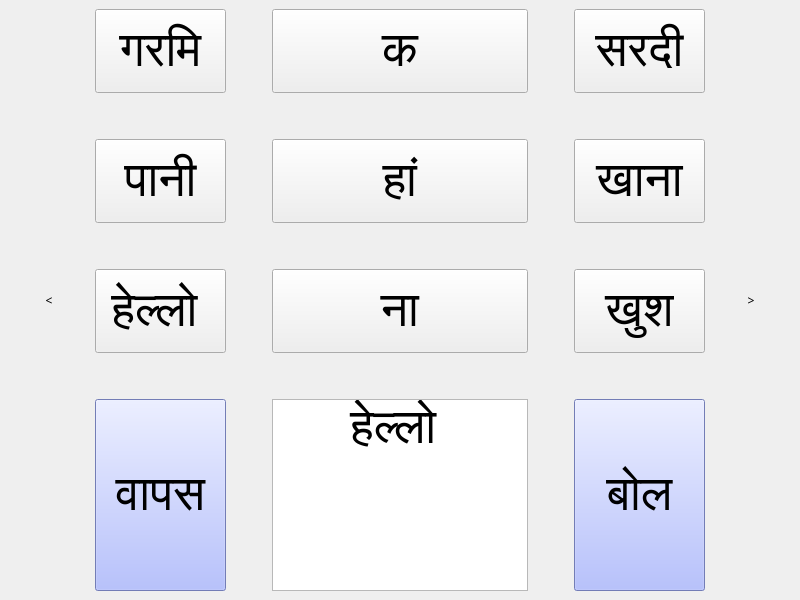
Before: the Qt Designer form boliLayout.ui in ccluri/Boli, drawn with Qt 5.
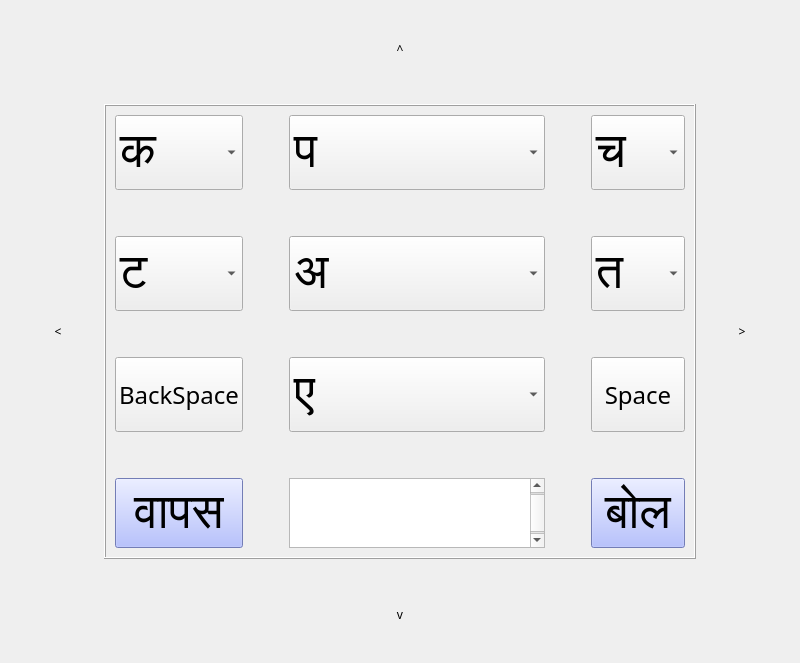
After: the same form once the commit is applied. The open tabs and pages were chosen to show the change.

Commit message: added pages-4 in all, top and bottom navigate button

```diff
--- a/boliLayout.ui
+++ b/boliLayout.ui
@@ -22,6 +22,31 @@
    <locale language="Hindi" country="India"/>
   </property>
   <widget class="QWidget" name="centralwidget">
+   <layout class="QVBoxLayout" name="verticalLayout">
+    <item>
+     <widget class="QPushButton" name="topPagePushButton">
+      <property name="sizePolicy">
+       <sizepolicy hsizetype="Expanding" vsizetype="Fixed">
+        <horstretch>0</horstretch>
+        <verstretch>0</verstretch>
+       </sizepolicy>
+      </property>
+      <property name="minimumSize">
+       <size>
+        <width>0</width>
+        <height>80</height>
+       </size>
+      </property>
+      <property name="text">
+       <string>^</string>
+      </property>
+      <property name="flat">
+       <bool>true</bool>
+      </property>
+     </widget>
+    </item>
+    <item>
+     <widget class="QWidget" name="widget" native="true">
    <layout class="QHBoxLayout" name="horizontalLayout">
     <item>
      <widget class="QPushButton" name="pushButton">
@@ -46,6 +71,25 @@
      </widget>
     </item>
     <item>
+        <widget class="QStackedWidget" name="stackedWidget">
+         <property name="frameShape">
+          <enum>QFrame::Box</enum>
+         </property>
+         <property name="frameShadow">
+          <enum>QFrame::Raised</enum>
+         </property>
+         <property name="currentIndex">
+          <number>0</number>
+         </property>
+         <widget class="QWidget" name="page">
+          <property name="sizePolicy">
+           <sizepolicy hsizetype="Preferred" vsizetype="Preferred">
+            <horstretch>0</horstretch>
+            <verstretch>0</verstretch>
+           </sizepolicy>
+          </property>
+          <layout class="QHBoxLayout" name="horizontalLayout_2">
+           <item>
      <layout class="QGridLayout" name="gridLayout">
       <item row="6" column="3">
        <widget class="QTextEdit" name="outputTextEdit">
@@ -362,8 +406,449 @@
       </item>
      </layout>
     </item>
+          </layout>
+         </widget>
+         <widget class="QWidget" name="page_2">
+          <layout class="QHBoxLayout" name="horizontalLayout_3">
     <item>
-     <widget class="QPushButton" name="pushButton_2">
+            <layout class="QGridLayout" name="gridLayout_2">
+             <item row="2" column="5">
+              <widget class="QComboBox" name="tha_ComboBox">
+               <property name="font">
+                <font>
+                 <pointsize>36</pointsize>
+                </font>
+               </property>
+               <item>
+                <property name="text">
+                 <string>त</string>
+                </property>
+               </item>
+               <item>
+                <property name="text">
+                 <string>थ</string>
+                </property>
+               </item>
+               <item>
+                <property name="text">
+                 <string>द</string>
+                </property>
+               </item>
+               <item>
+                <property name="text">
+                 <string>ध</string>
+                </property>
+               </item>
+               <item>
+                <property name="text">
+                 <string>न</string>
+                </property>
+               </item>
+              </widget>
+             </item>
+             <item row="3" column="1">
+              <spacer name="verticalSpacer_6">
+               <property name="orientation">
+                <enum>Qt::Vertical</enum>
+               </property>
+               <property name="sizeType">
+                <enum>QSizePolicy::Fixed</enum>
+               </property>
+               <property name="sizeHint" stdset="0">
+                <size>
+                 <width>20</width>
+                 <height>40</height>
+                </size>
+               </property>
+              </spacer>
+             </item>
+             <item row="7" column="1">
+              <widget class="QPushButton" name="cancelPushButton_2">
+               <property name="sizePolicy">
+                <sizepolicy hsizetype="Minimum" vsizetype="Expanding">
+                 <horstretch>0</horstretch>
+                 <verstretch>0</verstretch>
+                </sizepolicy>
+               </property>
+               <property name="font">
+                <font>
+                 <family>Lohit Hindi</family>
+                 <pointsize>36</pointsize>
+                </font>
+               </property>
+               <property name="styleSheet">
+                <string notr="true">background-color: rgb(161, 175, 255);</string>
+               </property>
+               <property name="text">
+                <string>वापस</string>
+               </property>
+              </widget>
+             </item>
+             <item row="7" column="5">
+              <widget class="QPushButton" name="sayPushButton_2">
+               <property name="sizePolicy">
+                <sizepolicy hsizetype="Minimum" vsizetype="Expanding">
+                 <horstretch>0</horstretch>
+                 <verstretch>0</verstretch>
+                </sizepolicy>
+               </property>
+               <property name="font">
+                <font>
+                 <family>Lohit Hindi</family>
+                 <pointsize>36</pointsize>
+                </font>
+               </property>
+               <property name="styleSheet">
+                <string notr="true">background-color: rgb(161, 175, 255);</string>
+               </property>
+               <property name="text">
+                <string>बोल</string>
+               </property>
+              </widget>
+             </item>
+             <item row="7" column="3">
+              <widget class="QTextEdit" name="letterOutputTextEdit">
+               <property name="sizePolicy">
+                <sizepolicy hsizetype="Minimum" vsizetype="Expanding">
+                 <horstretch>0</horstretch>
+                 <verstretch>0</verstretch>
+                </sizepolicy>
+               </property>
+               <property name="font">
+                <font>
+                 <family>Lohit Hindi</family>
+                 <pointsize>36</pointsize>
+                </font>
+               </property>
+               <property name="html">
+                <string>&lt;!DOCTYPE HTML PUBLIC &quot;-//W3C//DTD HTML 4.0//EN&quot; &quot;http://www.w3.org/TR/REC-html40/strict.dtd&quot;&gt;
+&lt;html&gt;&lt;head&gt;&lt;meta name=&quot;qrichtext&quot; content=&quot;1&quot; /&gt;&lt;style type=&quot;text/css&quot;&gt;
+p, li { white-space: pre-wrap; }
+&lt;/style&gt;&lt;/head&gt;&lt;body style=&quot; font-family:'Lohit Hindi'; font-size:36pt; font-weight:400; font-style:normal;&quot;&gt;
+&lt;p align=&quot;center&quot; style=&quot;-qt-paragraph-type:empty; margin-top:0px; margin-bottom:0px; margin-left:0px; margin-right:0px; -qt-block-indent:0; text-indent:0px;&quot;&gt;&lt;br /&gt;&lt;/p&gt;&lt;/body&gt;&lt;/html&gt;</string>
+               </property>
+              </widget>
+             </item>
+             <item row="6" column="1">
+              <spacer name="verticalSpacer_5">
+               <property name="orientation">
+                <enum>Qt::Vertical</enum>
+               </property>
+               <property name="sizeType">
+                <enum>QSizePolicy::Fixed</enum>
+               </property>
+               <property name="sizeHint" stdset="0">
+                <size>
+                 <width>20</width>
+                 <height>40</height>
+                </size>
+               </property>
+              </spacer>
+             </item>
+             <item row="0" column="3">
+              <widget class="QComboBox" name="pa_ComboBox">
+               <property name="font">
+                <font>
+                 <pointsize>36</pointsize>
+                </font>
+               </property>
+               <item>
+                <property name="text">
+                 <string>प</string>
+                </property>
+               </item>
+               <item>
+                <property name="text">
+                 <string>फ</string>
+                </property>
+               </item>
+               <item>
+                <property name="text">
+                 <string>ब</string>
+                </property>
+               </item>
+               <item>
+                <property name="text">
+                 <string>भ</string>
+                </property>
+               </item>
+               <item>
+                <property name="text">
+                 <string>म</string>
+                </property>
+               </item>
+              </widget>
+             </item>
+             <item row="0" column="5">
+              <widget class="QComboBox" name="cha_ComboBox">
+               <property name="font">
+                <font>
+                 <pointsize>36</pointsize>
+                </font>
+               </property>
+               <item>
+                <property name="text">
+                 <string>च</string>
+                </property>
+               </item>
+               <item>
+                <property name="text">
+                 <string>छ</string>
+                </property>
+               </item>
+               <item>
+                <property name="text">
+                 <string>ज</string>
+                </property>
+               </item>
+               <item>
+                <property name="text">
+                 <string>झ</string>
+                </property>
+               </item>
+              </widget>
+             </item>
+             <item row="0" column="2">
+              <spacer name="horizontalSpacer_3">
+               <property name="orientation">
+                <enum>Qt::Horizontal</enum>
+               </property>
+               <property name="sizeType">
+                <enum>QSizePolicy::Fixed</enum>
+               </property>
+               <property name="sizeHint" stdset="0">
+                <size>
+                 <width>40</width>
+                 <height>20</height>
+                </size>
+               </property>
+              </spacer>
+             </item>
+             <item row="1" column="1">
+              <spacer name="verticalSpacer_4">
+               <property name="orientation">
+                <enum>Qt::Vertical</enum>
+               </property>
+               <property name="sizeType">
+                <enum>QSizePolicy::Fixed</enum>
+               </property>
+               <property name="sizeHint" stdset="0">
+                <size>
+                 <width>20</width>
+                 <height>40</height>
+                </size>
+               </property>
+              </spacer>
+             </item>
+             <item row="5" column="3">
+              <widget class="QComboBox" name="aye_ComboBox">
+               <property name="font">
+                <font>
+                 <pointsize>36</pointsize>
+                </font>
+               </property>
+               <item>
+                <property name="text">
+                 <string>ए</string>
+                </property>
+               </item>
+               <item>
+                <property name="text">
+                 <string>ऐ</string>
+                </property>
+               </item>
+               <item>
+                <property name="text">
+                 <string>ओ</string>
+                </property>
+               </item>
+               <item>
+                <property name="text">
+                 <string>औ</string>
+                </property>
+               </item>
+               <item>
+                <property name="text">
+                 <string>अं</string>
+                </property>
+               </item>
+               <item>
+                <property name="text">
+                 <string>अः</string>
+                </property>
+               </item>
+              </widget>
+             </item>
+             <item row="5" column="5">
+              <widget class="QPushButton" name="spacePushButton">
+               <property name="sizePolicy">
+                <sizepolicy hsizetype="Minimum" vsizetype="Preferred">
+                 <horstretch>0</horstretch>
+                 <verstretch>0</verstretch>
+                </sizepolicy>
+               </property>
+               <property name="font">
+                <font>
+                 <pointsize>18</pointsize>
+                </font>
+               </property>
+               <property name="text">
+                <string>Space</string>
+               </property>
+              </widget>
+             </item>
+             <item row="2" column="3">
+              <widget class="QComboBox" name="aa_ComboBox">
+               <property name="font">
+                <font>
+                 <pointsize>36</pointsize>
+                </font>
+               </property>
+               <item>
+                <property name="text">
+                 <string>अ</string>
+                </property>
+               </item>
+               <item>
+                <property name="text">
+                 <string>आ</string>
+                </property>
+               </item>
+               <item>
+                <property name="text">
+                 <string>इ</string>
+                </property>
+               </item>
+               <item>
+                <property name="text">
+                 <string>ई</string>
+                </property>
+               </item>
+               <item>
+                <property name="text">
+                 <string>उ</string>
+                </property>
+               </item>
+               <item>
+                <property name="text">
+                 <string>ऊ</string>
+                </property>
+               </item>
+              </widget>
+             </item>
+             <item row="0" column="4">
+              <spacer name="horizontalSpacer_4">
+               <property name="orientation">
+                <enum>Qt::Horizontal</enum>
+               </property>
+               <property name="sizeType">
+                <enum>QSizePolicy::Fixed</enum>
+               </property>
+               <property name="sizeHint" stdset="0">
+                <size>
+                 <width>40</width>
+                 <height>20</height>
+                </size>
+               </property>
+              </spacer>
+             </item>
+             <item row="0" column="1">
+              <widget class="QComboBox" name="ka_ComboBox">
+               <property name="font">
+                <font>
+                 <pointsize>36</pointsize>
+                </font>
+               </property>
+               <property name="mouseTracking">
+                <bool>false</bool>
+               </property>
+               <property name="sizeAdjustPolicy">
+                <enum>QComboBox::AdjustToContentsOnFirstShow</enum>
+               </property>
+               <item>
+                <property name="text">
+                 <string>क</string>
+                </property>
+               </item>
+               <item>
+                <property name="text">
+                 <string>ख</string>
+                </property>
+               </item>
+               <item>
+                <property name="text">
+                 <string>ग</string>
+                </property>
+               </item>
+               <item>
+                <property name="text">
+                 <string>घ</string>
+                </property>
+               </item>
+              </widget>
+             </item>
+             <item row="2" column="1">
+              <widget class="QComboBox" name="ta_ComboBox">
+               <property name="font">
+                <font>
+                 <pointsize>36</pointsize>
+                </font>
+               </property>
+               <item>
+                <property name="text">
+                 <string>ट</string>
+                </property>
+               </item>
+               <item>
+                <property name="text">
+                 <string>ट़ा</string>
+                </property>
+               </item>
+               <item>
+                <property name="text">
+                 <string>ड</string>
+                </property>
+               </item>
+               <item>
+                <property name="text">
+                 <string>ढ</string>
+                </property>
+               </item>
+               <item>
+                <property name="text">
+                 <string>ण</string>
+                </property>
+               </item>
+              </widget>
+             </item>
+             <item row="5" column="1">
+              <widget class="QPushButton" name="backspacePushButton">
+               <property name="sizePolicy">
+                <sizepolicy hsizetype="Minimum" vsizetype="Preferred">
+                 <horstretch>0</horstretch>
+                 <verstretch>0</verstretch>
+                </sizepolicy>
+               </property>
+               <property name="font">
+                <font>
+                 <pointsize>18</pointsize>
+                </font>
+               </property>
+               <property name="text">
+                <string>BackSpace</string>
+               </property>
+              </widget>
+             </item>
+            </layout>
+           </item>
+          </layout>
+         </widget>
+         <widget class="QWidget" name="page_3"/>
+         <widget class="QWidget" name="page_4"/>
+        </widget>
+       </item>
+       <item>
+        <widget class="QPushButton" name="rightPagePushButton">
       <property name="sizePolicy">
        <sizepolicy hsizetype="Fixed" vsizetype="Expanding">
         <horstretch>0</horstretch>
@@ -384,6 +869,31 @@
       </property>
       <property name="text">
        <string>&gt;</string>
+         </property>
+         <property name="flat">
+          <bool>true</bool>
+         </property>
+        </widget>
+       </item>
+      </layout>
+     </widget>
+    </item>
+    <item>
+     <widget class="QPushButton" name="bottomPagePushButton">
+      <property name="sizePolicy">
+       <sizepolicy hsizetype="Expanding" vsizetype="Fixed">
+        <horstretch>0</horstretch>
+        <verstretch>0</verstretch>
+       </sizepolicy>
+      </property>
+      <property name="minimumSize">
+       <size>
+        <width>0</width>
+        <height>80</height>
+       </size>
+      </property>
+      <property name="text">
+       <string>v</string>
       </property>
       <property name="flat">
        <bool>true</bool>
```
Left out of the diff: 34 changed lines with no effect on the pictures. Lines whose indentation alone changed are shown as unchanged. The commit also changes 2 other files.
